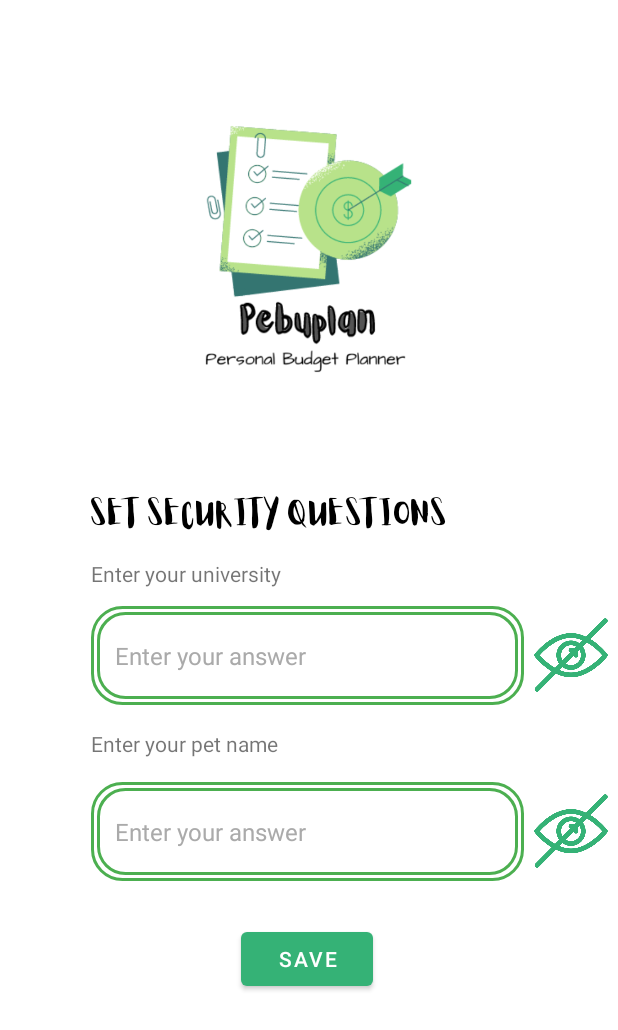
After one commit to karman07/Pebuplan, an Android app: the SecurityQuestions screen opened directly, with no data from a screen before it, on a phone screen of 412 x 824 dp. The commit adds this screen. Shown: the top 1030 px of the screen. Run offline under Robolectric (Android 15) with nearby library versions, the phone set to English and light mode, and no system bars; 1 statement that could not run was skipped.

Commit message:
Implemented Forget pin with security questions

```diff
--- /dev/null
+++ b/app/src/main/java/com/example/pebuplan/activity/SecurityQuestions.java
@@ -0,0 +1,100 @@
+package com.example.pebuplan.activity;
+
+import androidx.appcompat.app.AppCompatActivity;
+
+import android.content.Context;
+import android.content.Intent;
+import android.content.SharedPreferences;
+import android.os.Bundle;
+import android.text.InputType;
+import android.view.View;
+import android.widget.Button;
+import android.widget.EditText;
+import android.widget.ImageView;
+import android.widget.Toast;
+
+import com.example.pebuplan.R;
+
+public class SecurityQuestions extends AppCompatActivity {
+
+    int count = 0;
+    int count2 = 0;
+
+    @Override
+    protected void onCreate(Bundle savedInstanceState) {
+        super.onCreate(savedInstanceState);
+        setContentView(R.layout.activity_security_questions);
+
+        Button save = findViewById(R.id.security_save_btn);
+        EditText question1 = findViewById(R.id.question1_et);
+        EditText question2 = findViewById(R.id.question2_et);
+        ImageView ques1Show = findViewById(R.id.ques1Show);
+        ImageView ques2Show = findViewById(R.id.ques2Show);
+
+        SharedPreferences preferences = getSharedPreferences("plan", Context.MODE_PRIVATE);
+        SharedPreferences.Editor editor = preferences.edit();
+
+
+        Intent intent = getIntent();
+        String calledFrom = intent.getStringExtra("callFrom");
+        ques1Show.setOnClickListener(new View.OnClickListener() {
+            @Override
+            public void onClick(View v) {
+                if (count == 0) {
+                    question1.setInputType(InputType.TYPE_CLASS_TEXT | InputType.TYPE_TEXT_VARIATION_VISIBLE_PASSWORD);
+                    count = 1;
+                } else {
+                    question1.setInputType(InputType.TYPE_CLASS_TEXT | InputType.TYPE_TEXT_VARIATION_PASSWORD);
+                    count = 0;
+                }
+            }
+        });
+
+        ques2Show.setOnClickListener(new View.OnClickListener() {
+            @Override
+            public void onClick(View v) {
+                if (count2 == 0) {
+                    question2.setInputType(InputType.TYPE_CLASS_TEXT | InputType.TYPE_TEXT_VARIATION_VISIBLE_PASSWORD);
+                    count2 = 1;
+                } else {
+                    question2.setInputType(InputType.TYPE_CLASS_TEXT | InputType.TYPE_TEXT_VARIATION_PASSWORD);
+                    count2 = 0;
+                }
+            }
+        });
+        if (calledFrom.equals("ForgetPin")) {
+            save.setText("Verify");
+        }
+
+        save.setOnClickListener(new View.OnClickListener() {
+            @Override
+            public void onClick(View v) {
+                //TODO: SAVE TO Shared Preference
+                if (!calledFrom.equals("ForgetPin")) {
+                    String ans1 = question1.getText().toString();
+                    String ans2 = question2.getText().toString();
+                    editor.putString("Question1", ans1);
+                    editor.putString("Question2", ans2);
+                    editor.apply();
+                    Intent intent = new Intent(SecurityQuestions.this, PinConfirmActivity.class);
+                    startActivity(intent);
+                    finish();
+                } else {
+                    String ans1 = question1.getText().toString();
+                    String ans2 = question2.getText().toString();
+                    String savedAns1 = preferences.getString("Question1", "notFound");
+                    String savedAns2 = preferences.getString("Question2", "notFound");
+                    if (!savedAns1.equals("notFound") && !savedAns2.equals("notFound") && ans1.equalsIgnoreCase(savedAns1) && ans2.equalsIgnoreCase(savedAns2)) {
+                        Intent intent = new Intent(SecurityQuestions.this, PinActivity.class);
+                        intent.putExtra("callFrom", "ForgetPin");
+                        startActivity(intent);
+                        finish();
+                    }else{
+                        Toast.makeText(SecurityQuestions.this,"Incorrect Answers",Toast.LENGTH_SHORT).show();
+                    }
+                }
+            }
+        });
+
+    }
+}
--- a/app/src/main/java/com/example/pebuplan/activity/SplashActivity.java
+++ b/app/src/main/java/com/example/pebuplan/activity/SplashActivity.java
@@ -35,6 +35,7 @@ public class SplashActivity extends AppCompatActivity {
                     finish();
                 }else{
                     Intent intent = new Intent(SplashActivity.this, PinActivity.class);
+                    intent.putExtra("callFrom", "SplashScreen");
                     startActivity(intent);
                     finish();
                 }
--- /dev/null
+++ b/app/src/main/res/layout/activity_security_questions.xml
@@ -0,0 +1,118 @@
+<?xml version="1.0" encoding="utf-8"?>
+<androidx.constraintlayout.widget.ConstraintLayout
+    xmlns:android="http://schemas.android.com/apk/res/android"
+    xmlns:app="http://schemas.android.com/apk/res-auto"
+    xmlns:tools="http://schemas.android.com/tools"
+    android:layout_width="match_parent"
+    android:layout_height="match_parent"
+    tools:context=".activity.PinActivity">
+
+
+    <ImageView
+        android:id="@+id/imageView20"
+        android:layout_width="281dp"
+        android:layout_height="287dp"
+        android:layout_marginTop="16dp"
+        app:layout_constraintEnd_toEndOf="parent"
+        app:layout_constraintStart_toStartOf="parent"
+        app:layout_constraintTop_toTopOf="parent"
+        app:srcCompat="@drawable/logo" />
+
+    <TextView
+        android:id="@+id/textView32"
+        android:layout_width="wrap_content"
+        android:layout_height="wrap_content"
+        android:layout_marginTop="24dp"
+        android:fontFamily="@font/alojalight"
+        android:text="Set Security Questions"
+        android:textColor="@color/black"
+        android:textSize="20sp"
+        app:layout_constraintStart_toStartOf="@+id/question1"
+        app:layout_constraintTop_toBottomOf="@+id/imageView20" />
+
+    <TextView
+        android:id="@+id/question1"
+        android:layout_width="310dp"
+        android:layout_height="wrap_content"
+        android:layout_marginTop="16dp"
+        android:text="Enter your university"
+        app:layout_constraintStart_toStartOf="@+id/question1_et"
+        app:layout_constraintTop_toBottomOf="@+id/textView32" />
+
+    <EditText
+        android:id="@+id/question1_et"
+        android:layout_width="0dp"
+        android:layout_height="0dp"
+        android:layout_marginTop="12dp"
+        android:inputType="textPassword"
+        android:background="@drawable/green_bordered_edit_text"
+        android:gravity="center_vertical"
+        android:hint="Enter your answer"
+        android:padding="16dp"
+        android:textColor="@color/green"
+        android:textColorHint="@android:color/darker_gray"
+        android:textSize="16sp"
+        app:layout_constraintEnd_toEndOf="parent"
+        app:layout_constraintHorizontal_bias="0.491"
+        app:layout_constraintStart_toStartOf="parent"
+        app:layout_constraintHeight_percent="0.08"
+        app:layout_constraintWidth_percent="0.7"
+        app:layout_constraintTop_toBottomOf="@+id/question1" />
+    <TextView
+        android:id="@+id/question2"
+        android:layout_width="310dp"
+        android:layout_height="wrap_content"
+        android:layout_marginTop="16dp"
+        android:text="Enter your pet name"
+        app:layout_constraintStart_toStartOf="@+id/question1_et"
+        app:layout_constraintTop_toBottomOf="@+id/question1_et" />
+    <EditText
+        android:id="@+id/question2_et"
+        android:layout_width="0dp"
+        android:layout_height="0dp"
+        android:layout_marginTop="16dp"
+        android:background="@drawable/green_bordered_edit_text"
+        android:gravity="center_vertical"
+        android:hint="Enter your answer"
+        android:inputType="textPassword"
+        android:padding="16dp"
+        android:textColor="@color/green"
+        android:textColorHint="@android:color/darker_gray"
+        android:textSize="16sp"
+        app:layout_constraintEnd_toEndOf="@+id/question2"
+        app:layout_constraintHorizontal_bias="0.0"
+        app:layout_constraintHeight_percent="0.08"
+        app:layout_constraintWidth_percent="0.7"
+        app:layout_constraintStart_toStartOf="@+id/question2"
+        app:layout_constraintTop_toBottomOf="@+id/question2" />
+
+    <Button
+        android:id="@+id/security_save_btn"
+        android:layout_width="wrap_content"
+        android:layout_height="wrap_content"
+        android:layout_marginTop="28dp"
+        android:text="Save"
+        app:layout_constraintEnd_toEndOf="@+id/question2_et"
+        app:layout_constraintStart_toStartOf="@+id/question2_et"
+        app:layout_constraintTop_toBottomOf="@+id/question2_et" />
+
+    <ImageView
+        android:id="@+id/ques1Show"
+        android:layout_width="49dp"
+        android:layout_height="49dp"
+        app:layout_constraintBottom_toBottomOf="@+id/question1_et"
+        app:layout_constraintEnd_toEndOf="parent"
+        app:layout_constraintStart_toEndOf="@+id/question1_et"
+        app:layout_constraintTop_toTopOf="@+id/question1_et"
+        app:srcCompat="@drawable/hide_password" />
+
+    <ImageView
+        android:id="@+id/ques2Show"
+        android:layout_width="49dp"
+        android:layout_height="49dp"
+        app:layout_constraintBottom_toBottomOf="@+id/question2_et"
+        app:layout_constraintEnd_toEndOf="parent"
+        app:layout_constraintStart_toEndOf="@+id/question2_et"
+        app:layout_constraintTop_toTopOf="@+id/question2_et"
+        app:srcCompat="@drawable/hide_password" />
+</androidx.constraintlayout.widget.ConstraintLayout>
```
Also changed, not shown: app/src/main/AndroidManifest.xml (+7 -1 lines), app/src/main/java/com/example/pebuplan/activity/PinActivity.java (+16 -5 lines), app/src/main/java/com/example/pebuplan/activity/PinConfirmActivity.java (+10 -0 lines), app/src/main/res/layout/activity_pin_confirm.xml (+13 -1 lines).
